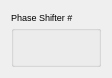
The window that src/widgets/ui/phaseShifter.ui (srgblnch/LinacGUI) describes before a commit, drawn with Qt 5.
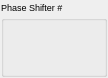
The same window after the commit. Custom widgets are drawn as their Qt base class.

Commit message: homogenize the margins in the widgets and popups

```diff
--- a/src/widgets/ui/phaseShifter.ui
+++ b/src/widgets/ui/phaseShifter.ui
@@ -14,6 +14,9 @@
    <string>Form</string>
   </property>
   <layout class="QGridLayout" name="gridLayout">
+   <property name="margin">
+    <number>1</number>
+   </property>
    <item row="0" column="0">
     <widget class="TaurusGroupBox" name="phaseShifterGroup">
      <property name="font">
@@ -26,7 +29,7 @@
      </property>
      <layout class="QGridLayout" name="gridLayout_2">
       <property name="margin">
-       <number>0</number>
+       <number>2</number>
       </property>
       <item row="0" column="0">
        <widget class="TaurusLabel" name="statusValue"/>
```
The commit also changes 27 other files.
